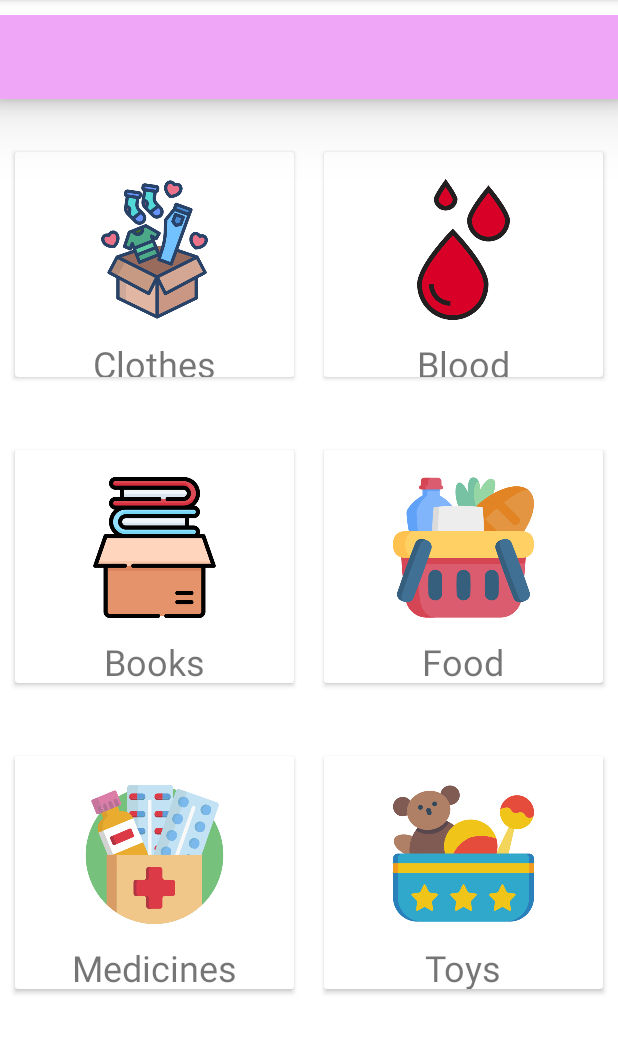
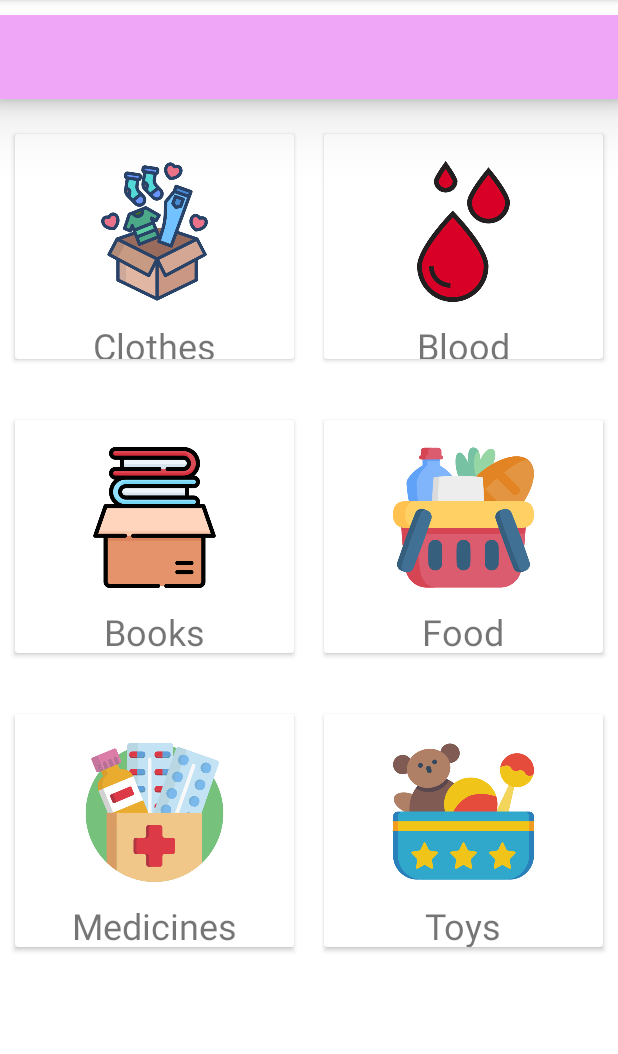
Before and after one commit to sukhdeepsumit/DonateEasy, an Android app: the screen it shows after launch once a user with an empty profile is signed in (Dashboard), on a phone screen of 412 x 824 dp, the part 84-1138 px from its top. Run offline under Robolectric (Android 15) with nearby library versions, the phone set to English and light mode, and no system bars; our stand-ins replace Firebase (no records; nobody signed in at launch, a user with empty details on screens opened directly); libraries missing offline, so code that uses them is left out: com.hbb20, com.shobhitpuri.custombuttons; Roboto replaces fonts that are not available here; 4 statements that could not run were skipped.

Commit message:
Dashboard Page

```diff
--- a/app/src/main/res/layout/activity_dashboard.xml
+++ b/app/src/main/res/layout/activity_dashboard.xml
@@ -12,11 +12,11 @@
     <LinearLayout
         android:layout_width="match_parent"
         android:layout_height="175dp"
-        android:layout_marginTop="20dp"
+        android:layout_marginTop="8dp"
         android:orientation="horizontal"
         android:paddingTop="5dp"
         app:layout_constraintEnd_toEndOf="parent"
-        app:layout_constraintHorizontal_bias="1.0"
+        app:layout_constraintHorizontal_bias="0.0"
         app:layout_constraintStart_toStartOf="parent"
         app:layout_constraintTop_toBottomOf="@+id/toolbar">
 
@@ -91,7 +91,7 @@
     <LinearLayout
         android:layout_width="match_parent"
         android:layout_height="175dp"
-        android:layout_marginTop="224dp"
+        android:layout_marginTop="204dp"
         android:orientation="horizontal"
         app:layout_constraintEnd_toEndOf="parent"
         app:layout_constraintHorizontal_bias="0.0"
@@ -169,7 +169,7 @@
     <LinearLayout
         android:layout_width="match_parent"
         android:layout_height="175dp"
-        android:layout_marginTop="428dp"
+        android:layout_marginTop="400dp"
         android:orientation="horizontal"
         app:layout_constraintEnd_toEndOf="parent"
         app:layout_constraintHorizontal_bias="0.0"
@@ -250,33 +250,20 @@
         app:flow_verticalAlign="baseline"
         app:menu="@menu/bottom_navigation"
         tools:ignore="MissingConstraints"
-        tools:layout_editor_absoluteX="0dp"
-        tools:layout_editor_absoluteY="710dp">
+        tools:layout_editor_absoluteX="16dp"
+        tools:layout_editor_absoluteY="659dp">
 
-        <androidx.appcompat.widget.AppCompatButton
-            android:id="@+id/logOut"
-            android:layout_width="300sp"
-            android:layout_height="wrap_content"
-            android:background="@drawable/rounded_button"
-            android:elevation="10dp"
-            android:shadowColor="@color/black"
-            android:text="@string/sign_out"
-            android:textAllCaps="false"
-            android:textColor="#fff"
-            android:textSize="25sp"
-            android:visibility="invisible" />
+
     </com.google.android.material.bottomnavigation.BottomNavigationView>
 
     <include
         android:id="@+id/toolbar"
         layout="@layout/toolbar"
-        tools:layout_editor_absoluteX="57dp"
-        tools:layout_editor_absoluteY="686dp"
+        tools:layout_editor_absoluteX="-16dp"
+        tools:layout_editor_absoluteY="-7dp"
 
 
         />
 
 
-
-
 </androidx.constraintlayout.widget.ConstraintLayout>
```
